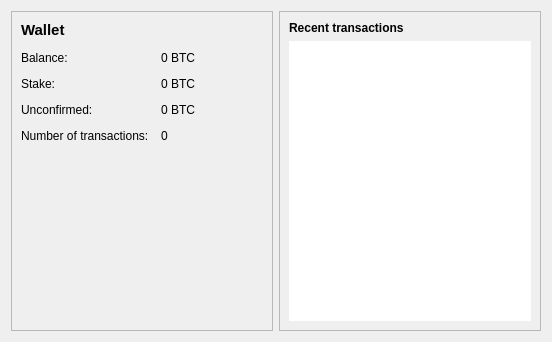
Old version of the form src/qt/forms/overviewpage.ui in the repository NeuCoin/neucoin.
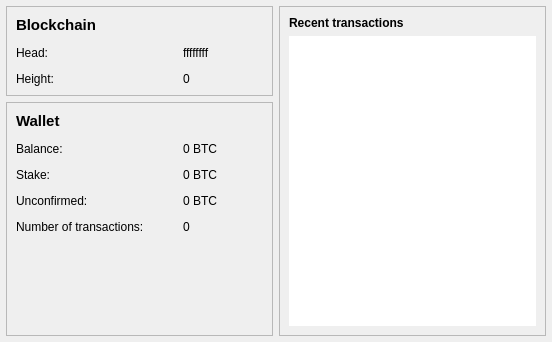
New version of the form.

Commit message: Adds the blockchain infos on the qt client

Patch:
```diff
--- a/src/qt/forms/overviewpage.ui
+++ b/src/qt/forms/overviewpage.ui
@@ -14,84 +14,262 @@
    <string>Form</string>
   </property>
   <layout class="QHBoxLayout" name="horizontalLayout" stretch="1,1">
+   <property name="leftMargin">
+    <number>6</number>
+   </property>
+   <property name="topMargin">
+    <number>6</number>
+   </property>
+   <property name="rightMargin">
+    <number>6</number>
+   </property>
+   <property name="bottomMargin">
+    <number>6</number>
+   </property>
    <item>
     <layout class="QVBoxLayout" name="verticalLayout_2">
+     <item>
+      <widget class="QFrame" name="formFrame">
+       <property name="frameShape">
+        <enum>QFrame::StyledPanel</enum>
+       </property>
+       <property name="frameShadow">
+        <enum>QFrame::Raised</enum>
+       </property>
+       <layout class="QGridLayout" name="gridLayout">
+        <property name="leftMargin">
+         <number>9</number>
+        </property>
+        <property name="topMargin">
+         <number>9</number>
+        </property>
+        <property name="rightMargin">
+         <number>9</number>
+        </property>
+        <property name="bottomMargin">
+         <number>9</number>
+        </property>
+        <property name="spacing">
+         <number>12</number>
+        </property>
+        <item row="2" column="0">
+         <widget class="QLabel" name="labelHeightName">
+          <property name="enabled">
+           <bool>true</bool>
+          </property>
+          <property name="sizePolicy">
+           <sizepolicy hsizetype="Expanding" vsizetype="Preferred">
+            <horstretch>0</horstretch>
+            <verstretch>0</verstretch>
+           </sizepolicy>
+          </property>
+          <property name="text">
+           <string>Height:</string>
+          </property>
+         </widget>
+        </item>
+        <item row="2" column="1">
+         <widget class="QLabel" name="labelHeight">
+          <property name="sizePolicy">
+           <sizepolicy hsizetype="Preferred" vsizetype="Preferred">
+            <horstretch>0</horstretch>
+            <verstretch>0</verstretch>
+           </sizepolicy>
+          </property>
+          <property name="minimumSize">
+           <size>
+            <width>80</width>
+            <height>0</height>
+           </size>
+          </property>
+          <property name="text">
+           <string>0</string>
+          </property>
+         </widget>
+        </item>
+        <item row="1" column="0">
+         <widget class="QLabel" name="labelHeadName">
+          <property name="sizePolicy">
+           <sizepolicy hsizetype="Expanding" vsizetype="Preferred">
+            <horstretch>0</horstretch>
+            <verstretch>0</verstretch>
+           </sizepolicy>
+          </property>
+          <property name="text">
+           <string>Head:</string>
+          </property>
+         </widget>
+        </item>
+        <item row="1" column="1">
+         <widget class="QLabel" name="labelHead">
+          <property name="minimumSize">
+           <size>
+            <width>80</width>
+            <height>0</height>
+           </size>
+          </property>
+          <property name="text">
+           <string>ffffffff</string>
+          </property>
+         </widget>
+        </item>
+        <item row="0" column="0" colspan="2">
+         <widget class="QLabel" name="labelBlockchain">
+          <property name="font">
+           <font>
+            <pointsize>11</pointsize>
+            <weight>75</weight>
+            <bold>true</bold>
+           </font>
+          </property>
+          <property name="cursor">
+           <cursorShape>ArrowCursor</cursorShape>
+          </property>
+          <property name="text">
+           <string>Blockchain</string>
+          </property>
+         </widget>
+        </item>
+       </layout>
+      </widget>
+     </item>
      <item>
       <widget class="QFrame" name="frame">
+       <property name="sizePolicy">
+        <sizepolicy hsizetype="Preferred" vsizetype="Expanding">
+         <horstretch>0</horstretch>
+         <verstretch>0</verstretch>
+        </sizepolicy>
+       </property>
        <property name="frameShape">
         <enum>QFrame::StyledPanel</enum>
        </property>
        <property name="frameShadow">
         <enum>QFrame::Raised</enum>
        </property>
-       <layout class="QFormLayout" name="formLayout_2">
-        <property name="fieldGrowthPolicy">
-         <enum>QFormLayout::AllNonFixedFieldsGrow</enum>
-        </property>
-        <property name="horizontalSpacing">
-         <number>12</number>
-        </property>
-        <property name="verticalSpacing">
+       <layout class="QGridLayout" name="gridLayout_2">
+        <property name="spacing">
          <number>12</number>
         </property>
         <item row="2" column="0">
-         <widget class="QLabel" name="label">
-          <property name="text">
-           <string>Balance:</string>
+         <widget class="QLabel" name="labelStakeName">
+          <property name="sizePolicy">
+           <sizepolicy hsizetype="Expanding" vsizetype="Preferred">
+            <horstretch>0</horstretch>
+            <verstretch>0</verstretch>
+           </sizepolicy>
           </property>
-         </widget>
-        </item>
-        <item row="2" column="1">
-         <widget class="QLabel" name="labelBalance">
           <property name="text">
-           <string notr="true">0 BTC</string>
-          </property>
-         </widget>
-        </item>
-        <item row="5" column="0">
-         <widget class="QLabel" name="label_2">
-          <property name="text">
-           <string>Number of transactions:</string>
-          </property>
-         </widget>
-        </item>
-        <item row="5" column="1">
-         <widget class="QLabel" name="labelNumTransactions">
-          <property name="text">
-           <string>0</string>
+           <string>Stake:</string>
           </property>
          </widget>
         </item>
         <item row="4" column="0">
-         <widget class="QLabel" name="label_3">
+         <widget class="QLabel" name="labelNumTransactionsName">
+          <property name="sizePolicy">
+           <sizepolicy hsizetype="Expanding" vsizetype="Preferred">
+            <horstretch>0</horstretch>
+            <verstretch>0</verstretch>
+           </sizepolicy>
+          </property>
           <property name="text">
-           <string>Unconfirmed:</string>
+           <string>Number of transactions:</string>
           </property>
          </widget>
         </item>
-        <item row="4" column="1">
+        <item row="2" column="1">
+         <widget class="QLabel" name="labelStake">
+          <property name="minimumSize">
+           <size>
+            <width>80</width>
+            <height>0</height>
+           </size>
+          </property>
+          <property name="text">
+           <string notr="true">0 BTC</string>
+          </property>
+         </widget>
+        </item>
+        <item row="3" column="1">
          <widget class="QLabel" name="labelUnconfirmed">
+          <property name="minimumSize">
+           <size>
+            <width>80</width>
+            <height>0</height>
+           </size>
+          </property>
           <property name="text">
            <string notr="true">0 BTC</string>
           </property>
          </widget>
         </item>
+        <item row="1" column="1">
+         <widget class="QLabel" name="labelBalance">
+          <property name="minimumSize">
+           <size>
+            <width>80</width>
+            <height>0</height>
+           </size>
+          </property>
+          <property name="text">
+           <string notr="true">0 BTC</string>
+          </property>
+         </widget>
+        </item>
+        <item row="4" column="1">
+         <widget class="QLabel" name="labelNumTransactions">
+          <property name="minimumSize">
+           <size>
+            <width>80</width>
+            <height>0</height>
+           </size>
+          </property>
+          <property name="text">
+           <string>0</string>
+          </property>
+         </widget>
+        </item>
         <item row="3" column="0">
-         <widget class="QLabel" name="label_6">
-          <property name="text">
-           <string>Stake:</string>
+         <widget class="QLabel" name="labelUnconfirmedName">
+          <property name="sizePolicy">
+           <sizepolicy hsizetype="Expanding" vsizetype="Preferred">
+            <horstretch>0</horstretch>
+            <verstretch>0</verstretch>
+           </sizepolicy>
           </property>
-         </widget>
-        </item>
-        <item row="3" column="1">
-         <widget class="QLabel" name="labelStake">
           <property name="text">
-           <string notr="true">0 BTC</string>
+           <string>Unconfirmed:</string>
           </property>
          </widget>
         </item>
         <item row="1" column="0">
-         <widget class="QLabel" name="label_5">
+         <widget class="QLabel" name="labelBalanceName">
+          <property name="sizePolicy">
+           <sizepolicy hsizetype="Expanding" vsizetype="Preferred">
+            <horstretch>0</horstretch>
+            <verstretch>0</verstretch>
+           </sizepolicy>
+          </property>
+          <property name="text">
+           <string>Balance:</string>
+          </property>
+         </widget>
+        </item>
+        <item row="5" column="0" colspan="2">
+         <spacer name="verticalSpacer">
+          <property name="orientation">
+           <enum>Qt::Vertical</enum>
+          </property>
+          <property name="sizeHint" stdset="0">
+           <size>
+            <width>20</width>
+            <height>40</height>
+           </size>
+          </property>
+         </spacer>
+        </item>
+        <item row="0" column="0" colspan="2">
+         <widget class="QLabel" name="labelWallet">
           <property name="font">
            <font>
             <pointsize>11</pointsize>
```
The commit also changes 5 other files.
